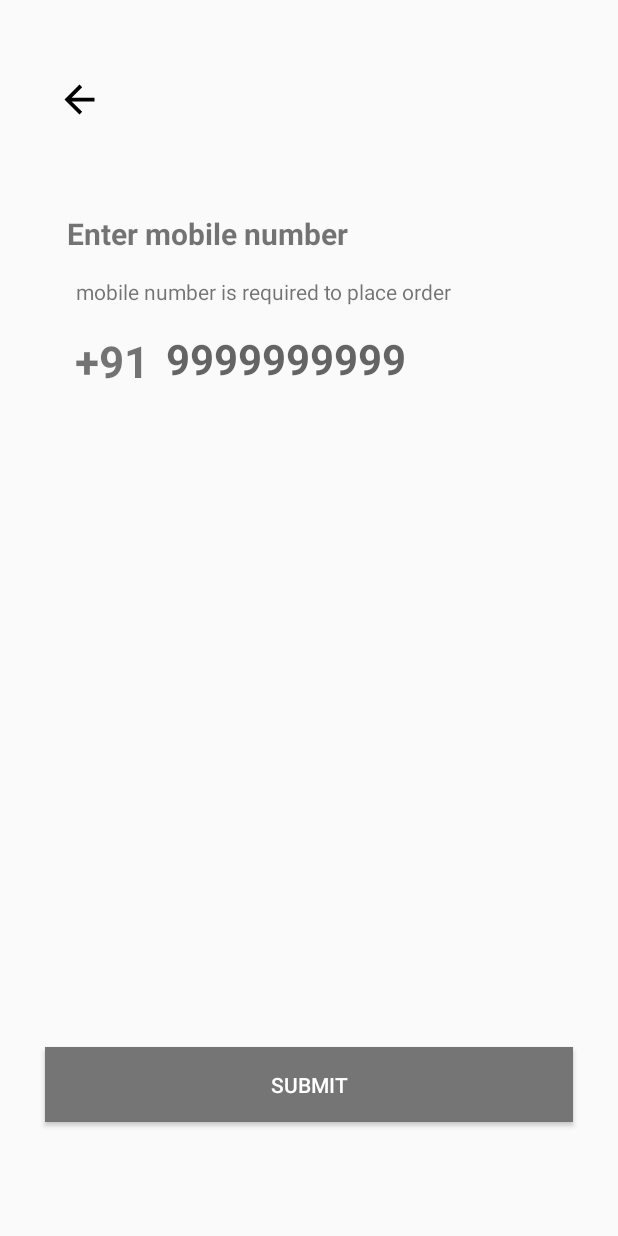
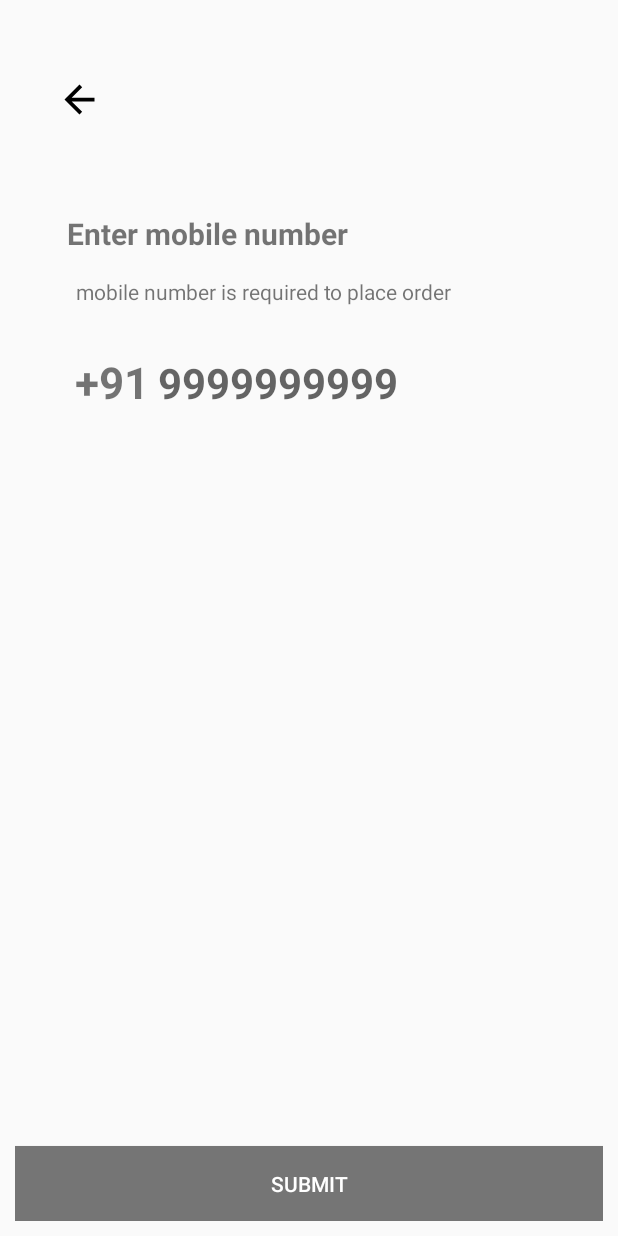
Before and after one commit to bhaskarkh/DoorStep, an Android app: the layout activity_enter_mobile_number.xml on its own in the app's theme, with its tools: preview values and no code run, on a phone screen of 412 x 824 dp. Run offline under Robolectric (Android 15) with nearby library versions, the phone set to English and light mode, and no system bars.

Commit message:
Otp and verify otp working

```diff
--- a/app/src/main/AndroidManifest.xml
+++ b/app/src/main/AndroidManifest.xml
@@ -15,7 +15,9 @@
             android:windowSoftInputMode="adjustResize"
 
             ></activity>
-        <activity android:name=".EnterMobileNumber" /> <!-- loding screen activity -->
+        <activity android:name=".EnterMobileNumber"
+            android:windowSoftInputMode="adjustResize"
+            /> <!-- loding screen activity -->
         <activity android:name=".LoginScreen">
             <intent-filter>
                 <action android:name="android.intent.action.MAIN" />
--- a/app/src/main/java/com/bhaskar/doorstep/LoginScreen.java
+++ b/app/src/main/java/com/bhaskar/doorstep/LoginScreen.java
@@ -41,7 +41,7 @@ public class LoginScreen extends AppCompatActivity {
         FirebaseUser user=mAuth.getCurrentUser();
         if(user!=null)
         {
-            Intent intent=new Intent(getApplicationContext(),VerifyOtp.class);
+            Intent intent=new Intent(getApplicationContext(),EnterMobileNumber.class);
             startActivity(intent);
             finish();
         }
--- a/app/src/main/res/layout/activity_enter_mobile_number.xml
+++ b/app/src/main/res/layout/activity_enter_mobile_number.xml
@@ -4,53 +4,71 @@
     xmlns:tools="http://schemas.android.com/tools"
     android:layout_width="match_parent"
     android:layout_height="match_parent"
-    tools:context=".EnterMobileNumber"
-    android:padding="10dp">
+    android:padding="10dp"
+    tools:context=".EnterMobileNumber">
+
+    <LinearLayout
+        android:layout_width="wrap_content"
+        android:layout_height="wrap_content"
+
+        android:padding="10dp"
+        android:orientation="horizontal"
+        app:layout_constraintBottom_toTopOf="@+id/verify_otp_btn"
+        app:layout_constraintEnd_toEndOf="parent"
+        app:layout_constraintHorizontal_bias="0.30"
+        app:layout_constraintStart_toStartOf="parent"
+        app:layout_constraintTop_toBottomOf="@+id/textView10"
+        app:layout_constraintVertical_bias="0.041">
+
+        <TextView
+            android:id="@+id/textView11"
+            android:layout_width="wrap_content"
+            android:layout_height="match_parent"
+            android:text="+91"
+            android:textSize="29dp"
+            android:textStyle="bold"
+            app:layout_constraintBottom_toTopOf="@+id/verify_otp_btn"
+            app:layout_constraintEnd_toStartOf="@+id/phone_number_text"
+            app:layout_constraintHorizontal_bias="0.803"
+            app:layout_constraintStart_toStartOf="parent"
+            app:layout_constraintTop_toBottomOf="@+id/textView10"
+            app:layout_constraintVertical_bias="0.061" />
 
         <EditText
             android:id="@+id/phone_number_text"
-        android:layout_width="190dp"
+            android:layout_width="216dp"
             android:layout_height="wrap_content"
-        android:layout_marginTop="16dp"
+
             android:background="@android:color/transparent"
             android:ems="10"
             android:hint="9999999999"
             android:inputType="phone"
             android:maxLength="10"
+            android:paddingBottom="2dp"
+            android:layout_marginLeft="6dp"
             android:textSize="28dp"
             android:textStyle="bold"
-        app:layout_constraintBottom_toBottomOf="parent"
+            app:layout_constraintBottom_toTopOf="@+id/verify_otp_btn"
             app:layout_constraintEnd_toEndOf="parent"
             app:layout_constraintHorizontal_bias="0.497"
             app:layout_constraintStart_toStartOf="parent"
             app:layout_constraintTop_toBottomOf="@+id/textView10"
             app:layout_constraintVertical_bias="0.0" />
+    </LinearLayout>
 
     <Button
         android:id="@+id/verify_otp_btn"
         android:layout_width="match_parent"
         android:layout_height="50dp"
-        android:layout_margin="20dp"
+        android:background="#757575"
         android:text="Submit"
+        android:textColor="#fff"
         app:layout_constraintBottom_toBottomOf="parent"
         app:layout_constraintEnd_toEndOf="parent"
-        app:layout_constraintHorizontal_bias="0.436"
+        app:layout_constraintHorizontal_bias="0.0"
         app:layout_constraintStart_toStartOf="parent"
-        app:layout_constraintTop_toBottomOf="@+id/phone_number_text"
-        app:layout_constraintVertical_bias="0.902"
-        android:textColor="#fff"
-        android:background="#757575"/>
-
-    <ProgressBar
-        android:id="@+id/otp_progress_bar"
-        style="?android:attr/progressBarStyle"
-        android:layout_width="wrap_content"
-        android:layout_height="wrap_content"
-        android:visibility="gone"
-        app:layout_constraintBottom_toTopOf="@+id/verify_otp_btn"
-        app:layout_constraintEnd_toEndOf="parent"
-        app:layout_constraintStart_toStartOf="parent"
-        app:layout_constraintTop_toBottomOf="@+id/phone_number_text" />
+        app:layout_constraintTop_toTopOf="parent"
+        app:layout_constraintVertical_bias="1.0" />
 
     <TextView
         android:id="@+id/textView9"
@@ -78,19 +96,7 @@
         app:layout_constraintTop_toBottomOf="@+id/textView9"
         app:layout_constraintVertical_bias="0.024" />
 
-    <TextView
-        android:id="@+id/textView11"
-        android:layout_width="wrap_content"
-        android:layout_height="wrap_content"
-        android:text="+91"
-        android:textSize="29dp"
-        android:textStyle="bold"
-        app:layout_constraintBottom_toBottomOf="parent"
-        app:layout_constraintEnd_toStartOf="@+id/phone_number_text"
-        app:layout_constraintHorizontal_bias="0.782"
-        app:layout_constraintStart_toStartOf="parent"
-        app:layout_constraintTop_toBottomOf="@+id/textView10"
-        app:layout_constraintVertical_bias="0.029" />
+
 
     <ImageView
         android:id="@+id/imageButton"
```
Also changed, not shown: app/src/main/java/com/bhaskar/doorstep/EnterMobileNumber.java (+10 -72 lines), app/src/main/java/com/bhaskar/doorstep/VerifyOtp.java (+132 -1 lines), app/src/main/res/layout/activity_verify_otp.xml (+23 -10 lines). Lines whose indentation alone changed are shown as unchanged.
